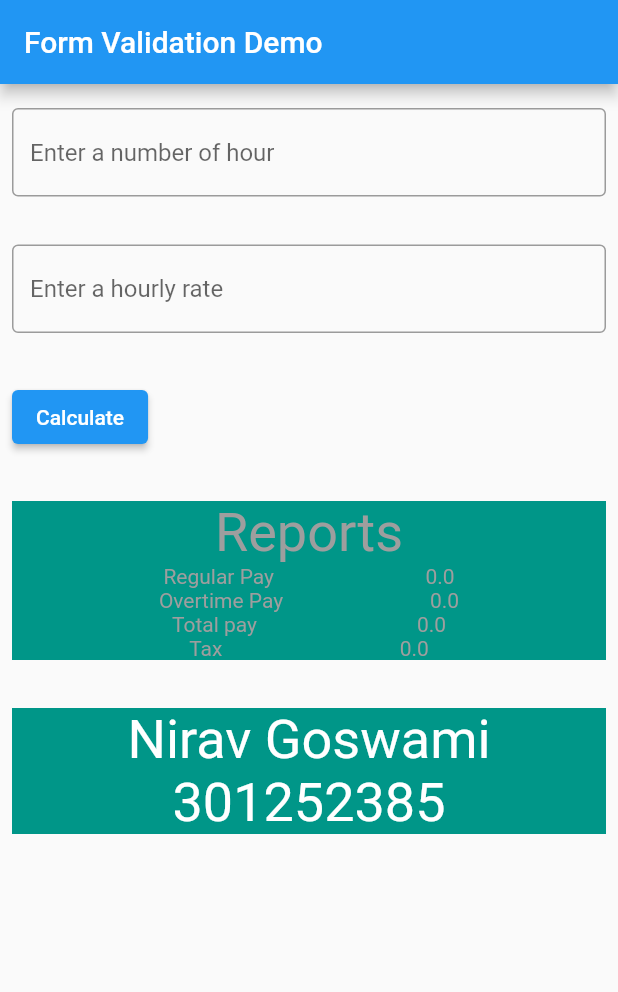
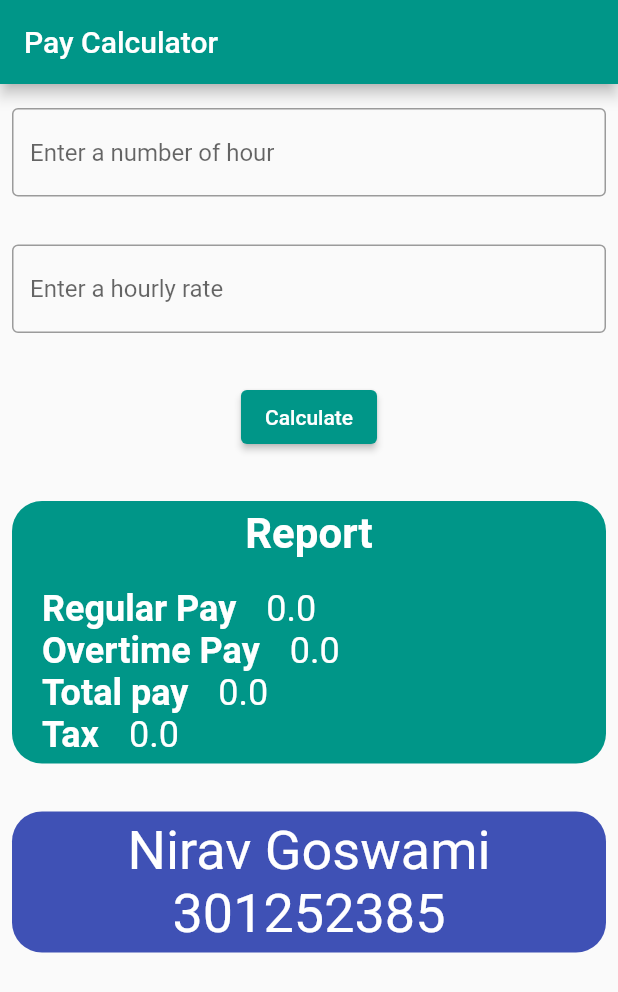
Before and after one commit to niravgoswami12/mapd722-pay-calculator, a Flutter app: the screen it shows after launch, on a phone screen of 412 x 824 dp. Shown: the top 992 px of the screen. Run offline on Flutter 3.47's test engine with Material 2 defaults, Android fonts, the light colour scheme and no system bars.

Commit message:
calculator added

```diff
--- a/analysis_options.yaml
+++ b/analysis_options.yaml
@@ -24,6 +24,7 @@ linter:
   rules:
     # avoid_print: false  # Uncomment to disable the `avoid_print` rule
     # prefer_single_quotes: true  # Uncomment to enable the `prefer_single_quotes` rule
+    prefer_const_constructors : false
 
 # Additional information about this file can be found at
 # https://dart.dev/guides/language/analysis-options
--- a/lib/main.dart
+++ b/lib/main.dart
@@ -1,4 +1,3 @@
-import 'dart:developer';
 
 import 'package:flutter/material.dart';
 
@@ -9,38 +8,34 @@ class MyApp extends StatelessWidget {
 
   @override
   Widget build(BuildContext context) {
-    const appTitle = 'Form Validation Demo';
+    const appTitle = 'Pay Calculator';
 
     return MaterialApp(
+      theme: ThemeData(
+          primarySwatch: Colors.teal
+      ),
       title: appTitle,
       home: Scaffold(
         appBar: AppBar(
           title: const Text(appTitle),
         ),
-        body: const MyCustomForm(),
+        body: const Calculator(),
       ),
     );
   }
 }
 
-// Create a Form widget.
-class MyCustomForm extends StatefulWidget {
-  const MyCustomForm({super.key});
+class Calculator extends StatefulWidget {
+  const Calculator({super.key});
 
   @override
-  MyCustomFormState createState() {
-    return MyCustomFormState();
+  CalculatorState createState() {
+    return CalculatorState();
   }
 }
 
-// Create a corresponding State class.
-// This class holds data related to the form.
-class MyCustomFormState extends State<MyCustomForm> {
-  // Create a global key that uniquely identifies the Form widget
-  // and allows validation of the form.
-  //
-  // Note: This is a GlobalKey<FormState>,
-  // not a GlobalKey<MyCustomFormState>.
+class CalculatorState extends State<Calculator> {
+
   final _formKey = GlobalKey<FormState>();
   double numberOfHours = 0;
   double hoursRate = 0;
@@ -62,16 +57,17 @@ class MyCustomFormState extends State<MyCustomForm> {
 
     // Tax based on total pay
     tax = totalPay * 0.18;
-    setState((){});
+    setState(() {});
   }
 
   @override
   Widget build(BuildContext context) {
-    // Build a Form widget using the _formKey created above.
-    return Form(
+    return Column(
+      children: [
+        Form(
             key: _formKey,
             child: Column(
-        crossAxisAlignment: CrossAxisAlignment.start,
+              mainAxisAlignment: MainAxisAlignment.center,
               children: [
                 Padding(
                     padding: const EdgeInsets.symmetric(horizontal: 8, vertical: 16),
@@ -80,7 +76,6 @@ class MyCustomFormState extends State<MyCustomForm> {
                         border: OutlineInputBorder(),
                         hintText: 'Enter a number of hour',
                       ),
-                // The validator receives the text that the user has entered.
                       validator: (value) {
                         if (value == null || value.isEmpty) {
                           return 'Please enter number of hours';
@@ -98,7 +93,6 @@ class MyCustomFormState extends State<MyCustomForm> {
                         border: OutlineInputBorder(),
                         hintText: 'Enter a hourly rate',
                       ),
-                // The validator receives the text that the user has entered.
                       validator: (value) {
                         if (value == null || value.isEmpty) {
                           return 'Please enter number of hours';
@@ -111,113 +105,127 @@ class MyCustomFormState extends State<MyCustomForm> {
                     )),
                 Padding(
                   padding: const EdgeInsets.symmetric(horizontal: 8, vertical: 16.0),
+
                   child: ElevatedButton(
                     onPressed: () {
                       // Validate returns true if the form is valid, or false otherwise.
                       if (_formKey.currentState!.validate()) {
-                  // If the form is valid, display a snackbar. In the real world,
-                  // you'd often call a server or save the information in a database.
                         _formKey.currentState?.save();
                         calculateRegularPay();
-
                       }
                     },
                     child: const Text('Calculate'),
                   ),
                 ),
+              ],
+            ),
+          ),
+
         Container(
             margin: const EdgeInsets.symmetric(horizontal: 8, vertical: 16),
+
+            alignment: Alignment.center,
+            decoration: BoxDecoration(
                 color: Colors.teal,
-              alignment: Alignment.center,
+                borderRadius: BorderRadius.circular(20)
+              ),
             child: Row(
               children: [
                 Expanded(
                   child: Column(
-                    // crossAxisAlignment: CrossAxisAlignment.start,
                     mainAxisAlignment: MainAxisAlignment.start,
                     children: [
+                      const SizedBox(height:5),
                       Row(
                         mainAxisAlignment: MainAxisAlignment.center,
-                        children: [
+                        children: const [
                           Text(
-                            'Reports',
+                            'Report',
                             style: TextStyle(
-                              color: Colors.grey[500],
-                              fontSize: 36,
-                            ),
+                                color: Colors.white,
+                                fontSize: 28,
+                                fontWeight: FontWeight.bold),
                           )
                         ],
                       ),
+                      const SizedBox(height: 20),
                       Row(
-                        mainAxisAlignment: MainAxisAlignment.spaceEvenly,
+                        mainAxisAlignment: MainAxisAlignment.start,
                         children: [
-                          Text(
+                          const SizedBox(width: 20),
+                          const Text(
                             'Regular Pay',
                             style: TextStyle(
-                              color: Colors.grey[500],
+                                color: Colors.white,
+                                fontSize: 24,
+                                fontWeight: FontWeight.bold),
                           ),
-                          ),
+                          const SizedBox(width: 20),
                           Text(
                             '$regularPay',
+                            style: const TextStyle(color: Colors.white, fontSize: 24),
+                          ),
+                        ],
+                      ),
+                      Row(
+                        mainAxisAlignment: MainAxisAlignment.start,
+                        children: [
+                          const SizedBox(width: 20),
+                          Text(
+                            'Overtime Pay',
                             style: TextStyle(
-                              color: Colors.grey[500],
+                                color: Colors.white,
+                                fontSize: 24,
+                                fontWeight: FontWeight.bold),
+                          ),
+                          const SizedBox(width: 20),
+                          Text(
+                            '$overtimePay',
+                            style: TextStyle(color: Colors.white, fontSize: 24),
+                          ),
+                        ],
+                      ),
+                      Row(
+                        mainAxisAlignment: MainAxisAlignment.start,
+                        children: [
+                          const SizedBox(width: 20),
+                          Text(
+                            'Total pay',
+                            textAlign: TextAlign.left,
+                            style: TextStyle(
+                                color: Colors.white,
+                                fontSize: 24,
+                                fontWeight: FontWeight.bold),
+                          ),
+                          const SizedBox(width: 20),
+                          Text(
+                            '$totalPay',
+                            style: TextStyle(
+                              color: Colors.white,
+                              fontSize: 24,
                             ),
                           ),
                         ],
                       ),
                       Row(
-                        mainAxisAlignment: MainAxisAlignment.spaceEvenly,
+                        mainAxisAlignment: MainAxisAlignment.start,
                         children: [
+                          const SizedBox(width: 20),
                           Text(
-                            'Overtime Pay',
+                            'Tax',
                             style: TextStyle(
-                              color: Colors.grey[500],
+                                color: Colors.white,
+                                fontSize: 24,
+                                fontWeight: FontWeight.bold),
                           ),
-                          ),
+                          const SizedBox(width: 20),
                           Text(
-                            '$overtimePay',
-                            style: TextStyle(
-                              color: Colors.grey[500],
-                            ),
+                            '$tax',
+                            style: TextStyle(color: Colors.white, fontSize: 24),
                           ),
                         ],
                       ),
-                      Row(
-                        mainAxisAlignment: MainAxisAlignment.spaceEvenly,
-                        children: [
-                          Text(
-                            'Total pay',
-                            textAlign: TextAlign.left,
-                            style: TextStyle(
-
-                              color: Colors.grey[500],
-                            ),
-                          ),
-                          Text(
-                            '$totalPay',
-                            style: TextStyle(
-                              color: Colors.grey[500],
-                            ),
-                          ),
-                        ],
-                      ),
-                      Row(
-                        mainAxisAlignment: MainAxisAlignment.spaceEvenly,
-                        children: [
-                          Text(
-                            'Tax',
-                            style: TextStyle(
-                              color: Colors.grey[500],
-                            ),
-                          ),
-                          Text(
-                            '$tax',
-                            style: TextStyle(
-                              color: Colors.grey[500],
-                            ),
-                          ),
-                        ],
-                      )
+                      const SizedBox(height: 5),
                     ],
                   ),
                 ),
@@ -227,11 +235,15 @@ class MyCustomFormState extends State<MyCustomForm> {
 
         Container(
               margin: const EdgeInsets.symmetric(horizontal: 8, vertical: 16),
-              color: Colors.teal,
               alignment: Alignment.center,
+              decoration: BoxDecoration(
+                color: Colors.indigo,
+                borderRadius: BorderRadius.circular(20)
+              ),
               child: Column(
                 mainAxisAlignment: MainAxisAlignment.spaceEvenly,
                 children: const [
+                  SizedBox(height:5),
                   Text(
                     'Nirav Goswami',
                     style: TextStyle(
@@ -246,10 +258,11 @@ class MyCustomFormState extends State<MyCustomForm> {
                       fontSize: 36,
                     ),
                   ),
+                  SizedBox(height:5),
                 ],
               ))
+
       ],
-      ),
     );
   }
 }
```
Lines whose indentation alone changed are shown as unchanged.
